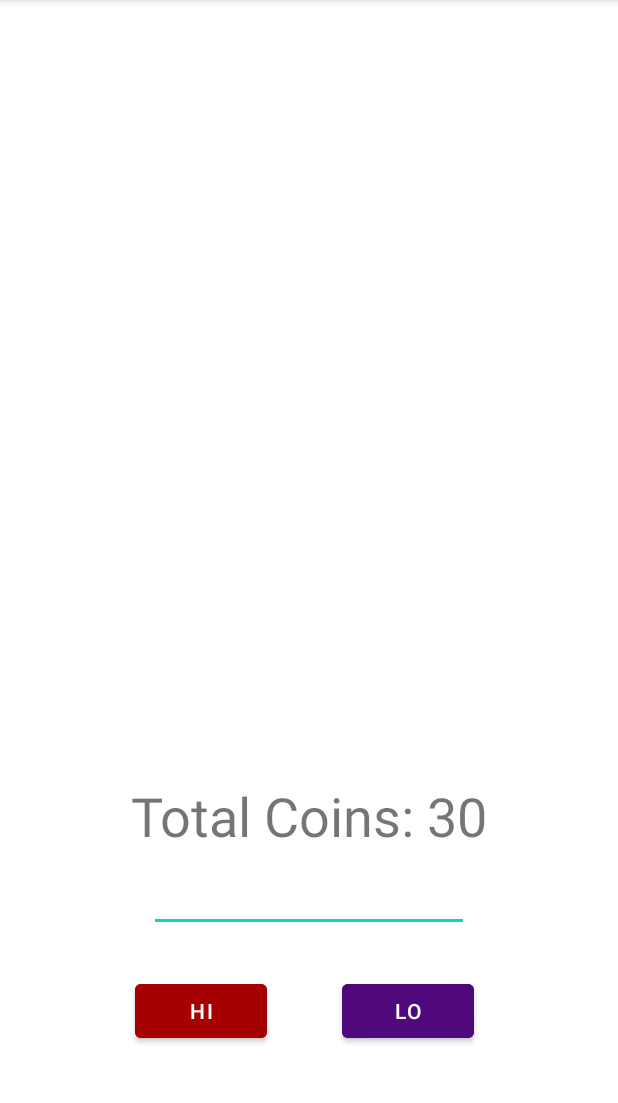
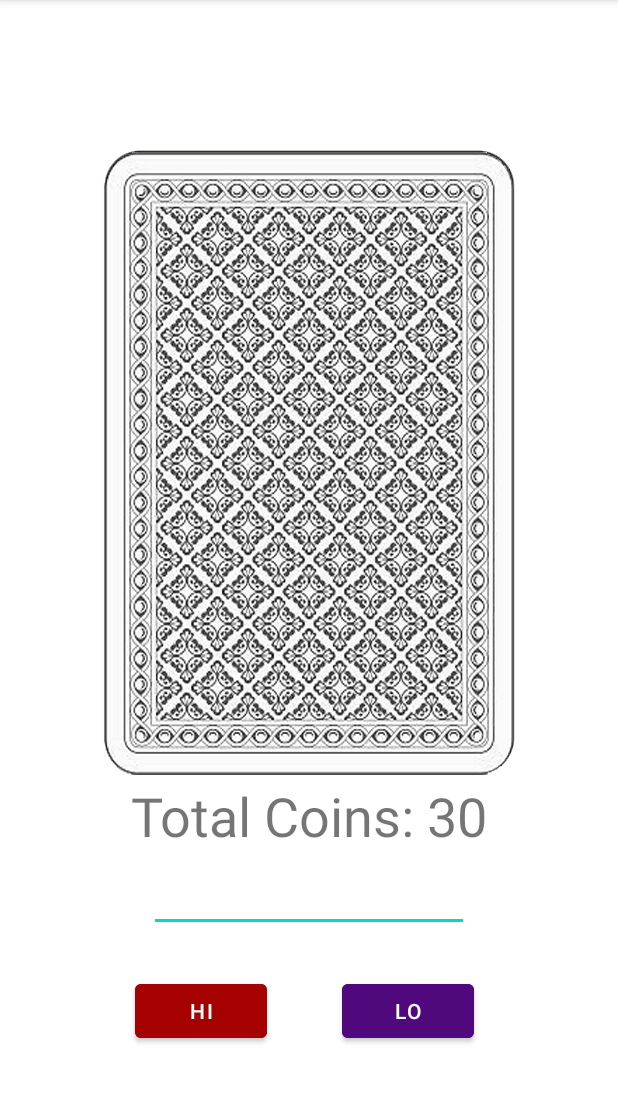
Before and after one commit to Viktorjb/AndroidCardGame, an Android app: the SecondActivity screen opened directly, with no data from a screen before it, on a phone screen of 412 x 824 dp, the part 84-1187 px from its top. Run offline under Robolectric (Android 15) with nearby library versions, the phone set to English and light mode, and no system bars.

Commit message:
working drawables

```diff
--- a/app/src/main/java/com/example/androidcardgame/SecondActivity.kt
+++ b/app/src/main/java/com/example/androidcardgame/SecondActivity.kt
@@ -4,6 +4,7 @@ import androidx.appcompat.app.AppCompatActivity
 import android.os.Bundle
 import android.widget.Button
 import android.widget.EditText
+import android.widget.ImageView
 import android.widget.TextView
 
 class SecondActivity : AppCompatActivity() {
@@ -11,12 +12,16 @@ class SecondActivity : AppCompatActivity() {
     lateinit var coinText : TextView
     lateinit var enterCoins : EditText
 
+    lateinit var card1 : ImageView
+
     var coins : Int = 30
 
     override fun onCreate(savedInstanceState: Bundle?) {
 
         super.onCreate(savedInstanceState)
         setContentView(R.layout.activity_second)
+
+        card1 = findViewById(R.id.card1imageView)
 
         coinText = findViewById(R.id.coinsTextView)
 
--- a/app/src/main/res/layout/activity_second.xml
+++ b/app/src/main/res/layout/activity_second.xml
@@ -49,4 +49,14 @@
         android:text="Lo"
         app:layout_constraintBottom_toBottomOf="parent"
         app:layout_constraintStart_toEndOf="@+id/hiButton" />
+
+    <ImageView
+        android:id="@+id/card1imageView"
+        android:layout_width="wrap_content"
+        android:layout_height="wrap_content"
+        android:layout_marginTop="100dp"
+        app:layout_constraintEnd_toEndOf="parent"
+        app:layout_constraintStart_toStartOf="parent"
+        app:layout_constraintTop_toTopOf="parent"
+        app:srcCompat="@drawable/back" />
 </androidx.constraintlayout.widget.ConstraintLayout>
--- a/app/src/main/res/mipmap-anydpi-v26/ic_launcher.xml
+++ b/app/src/main/res/mipmap-anydpi-v26/ic_launcher.xml
@@ -1,5 +1,5 @@
 <?xml version="1.0" encoding="utf-8"?>
 <adaptive-icon xmlns:android="http://schemas.android.com/apk/res/android">
-    <background android:drawable="@drawable/ic_launcher_background" />
+
     <foreground android:drawable="@drawable/ic_launcher_foreground" />
 </adaptive-icon>
--- a/app/src/main/res/mipmap-anydpi-v26/ic_launcher_round.xml
+++ b/app/src/main/res/mipmap-anydpi-v26/ic_launcher_round.xml
@@ -1,5 +1,5 @@
 <?xml version="1.0" encoding="utf-8"?>
 <adaptive-icon xmlns:android="http://schemas.android.com/apk/res/android">
-    <background android:drawable="@drawable/ic_launcher_background" />
+
     <foreground android:drawable="@drawable/ic_launcher_foreground" />
 </adaptive-icon>
```
